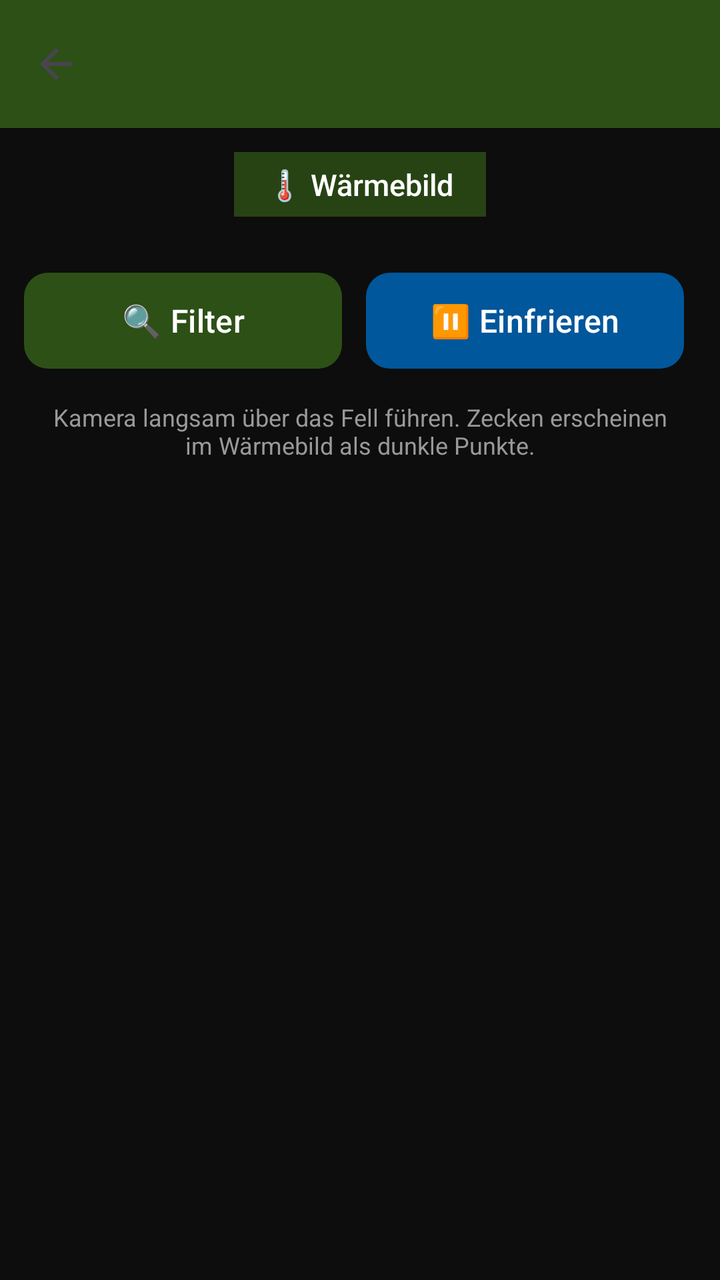
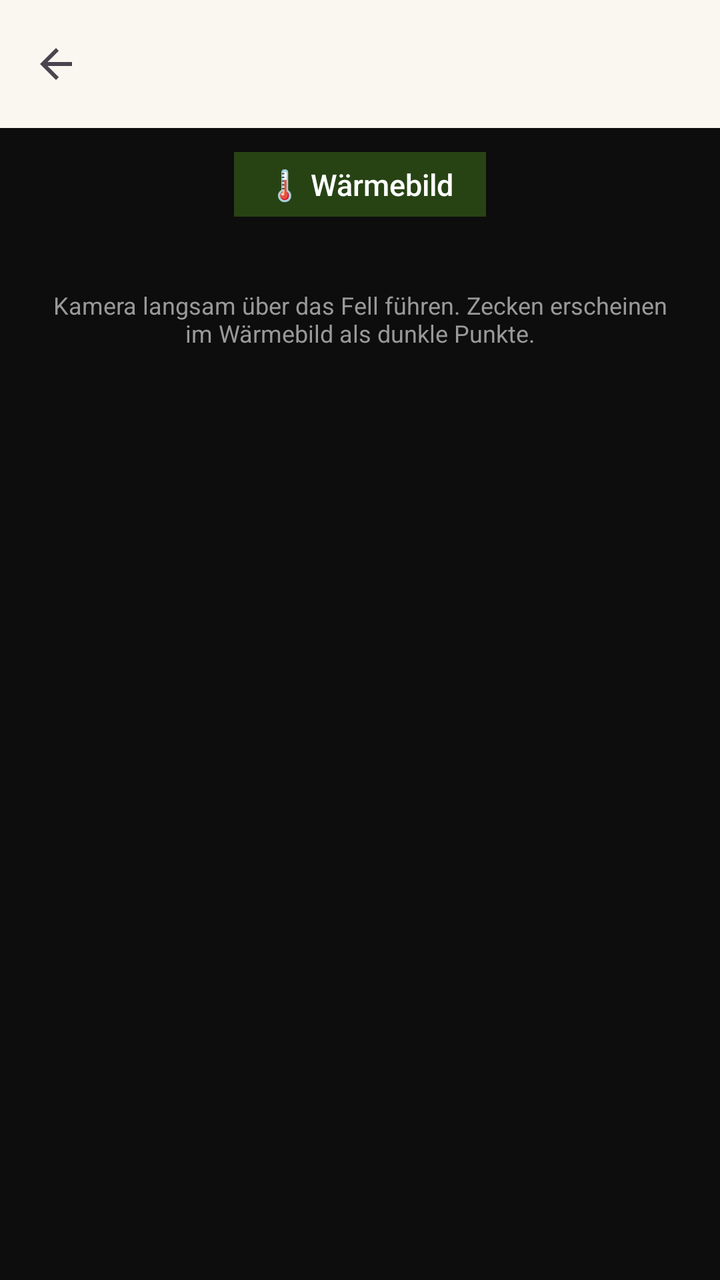

The first picture is an Android layout as it rendered before a commit; the second is the same layout after the commit. The layout source and the unified diff follow.
<!-- AndroidManifest.xml: activity theme Theme.HundeWildnis -->
<!-- res/layout/activity_tick_loupe.xml -->
<?xml version="1.0" encoding="utf-8"?>
<androidx.coordinatorlayout.widget.CoordinatorLayout
    xmlns:android="http://schemas.android.com/apk/res/android"
    xmlns:app="http://schemas.android.com/apk/res-auto"
    android:layout_width="match_parent"
    android:layout_height="match_parent"
    android:background="#0d0d0d">

    
    <com.google.android.material.appbar.AppBarLayout
        android:id="@+id/appbar"
        android:layout_width="match_parent"
        android:layout_height="wrap_content">

        <androidx.appcompat.widget.Toolbar
            android:id="@+id/toolbar"
            android:layout_width="match_parent"
            android:layout_height="?attr/actionBarSize"
            android:background="#2d5016"
            app:titleTextColor="#FFFFFF"
            app:navigationIcon="?attr/homeAsUpIndicator" />
    </com.google.android.material.appbar.AppBarLayout>

    
    <androidx.core.widget.NestedScrollView
        android:layout_width="match_parent"
        android:layout_height="match_parent"
        android:fillViewport="true"
        app:layout_behavior="@string/appbar_scrolling_view_behavior">

        <LinearLayout
            android:layout_width="match_parent"
            android:layout_height="wrap_content"
            android:orientation="vertical"
            android:gravity="center_horizontal"
            android:padding="12dp">

            
            <TextView
                android:id="@+id/tvFilterLabel"
                android:layout_width="wrap_content"
                android:layout_height="wrap_content"
                android:layout_marginBottom="8dp"
                android:paddingLeft="16dp"
                android:paddingRight="16dp"
                android:paddingTop="6dp"
                android:paddingBottom="6dp"
                android:background="#CC2d5016"
                android:textColor="#FFFFFF"
                android:textSize="15sp"
                android:fontFamily="sans-serif-medium"
                android:text="🌡️ Wärmebild" />

            
            <FrameLayout
                android:id="@+id/cameraContainer"
                android:layout_width="match_parent"
                android:layout_height="0dp"
                android:layout_marginBottom="12dp"
                android:background="#000000">

                
                <SurfaceView
                    android:id="@+id/surfaceView"
                    android:layout_width="match_parent"
                    android:layout_height="match_parent" />

                
                <TextView
                    android:id="@+id/tvFreezeLabel"
                    android:layout_width="wrap_content"
                    android:layout_height="wrap_content"
                    android:layout_gravity="top|start"
                    android:layout_margin="8dp"
                    android:paddingHorizontal="10dp"
                    android:paddingVertical="4dp"
                    android:background="#CCBD0000"
                    android:textColor="#FFFFFF"
                    android:textSize="12sp"
                    android:text="⏸ EINGEFROREN"
                    android:visibility="gone" />
            </FrameLayout>

            
            <LinearLayout
                android:layout_width="match_parent"
                android:layout_height="wrap_content"
                android:orientation="horizontal"
                android:gravity="center"
                android:layout_marginTop="4dp">

                
                <com.google.android.material.button.MaterialButton
                    android:id="@+id/btnFilter"
                    android:layout_width="0dp"
                    android:layout_height="56dp"
                    android:layout_weight="1"
                    android:layout_marginEnd="6dp"
                    android:text="🔍 Filter"
                    android:textSize="14sp"
                    android:textColor="#FFFFFF"
                    app:backgroundTint="#2d5016"
                    app:cornerRadius="12dp" />

                
                <com.google.android.material.button.MaterialButton
                    android:id="@+id/btnFreeze"
                    android:layout_width="0dp"
                    android:layout_height="56dp"
                    android:layout_weight="1"
                    android:layout_marginStart="6dp"
                    android:layout_marginEnd="6dp"
                    android:text="⏸ Einfrieren"
                    android:textSize="14sp"
                    android:textColor="#FFFFFF"
                    app:backgroundTint="#01579B"
                    app:cornerRadius="12dp" />

                
                <com.google.android.material.button.MaterialButton
                    android:id="@+id/btnSave"
                    android:layout_width="0dp"
                    android:layout_height="56dp"
                    android:layout_weight="1"
                    android:layout_marginStart="6dp"
                    android:text="💾 Speichern"
                    android:textSize="14sp"
                    android:textColor="#FFFFFF"
                    app:backgroundTint="#C9A84C"
                    app:cornerRadius="12dp"
                    android:visibility="gone" />

            </LinearLayout>

            
            <TextView
                android:layout_width="match_parent"
                android:layout_height="wrap_content"
                android:layout_marginTop="12dp"
                android:text="Kamera langsam über das Fell führen. Zecken erscheinen im Wärmebild als dunkle Punkte."
                android:textColor="#999999"
                android:textSize="12sp"
                android:textAlignment="center"
                android:paddingHorizontal="8dp" />

        </LinearLayout>
    </androidx.core.widget.NestedScrollView>

</androidx.coordinatorlayout.widget.CoordinatorLayout>
<!-- resources referenced by this layout -->
<resources>
  <style name="Theme.HundeWildnis" parent="Base.Theme.HundeWildnis" />
  <style name="Base.Theme.HundeWildnis" parent="Theme.Material3.Light.NoActionBar">
          
          <item name="materialButtonStyle">@style/Widget.App.Button</item>
  
          <item name="colorPrimary">#2d5016</item>
          <item name="colorPrimaryVariant">#1a3009</item>
          <item name="colorOnPrimary">#FFFFFF</item>
          <item name="colorSecondary">#6b8e4e</item>
          <item name="colorSecondaryVariant">#4a6135</item>
          <item name="colorOnSecondary">#000000</item>
          <item name="android:statusBarColor">@android:color/transparent</item>
          <item name="android:navigationBarColor">@android:color/transparent</item>
          <item name="android:windowDrawsSystemBarBackgrounds">true</item>
          <item name="android:windowLightStatusBar">true</item>
          <item name="android:windowLightNavigationBar" tools:targetApi="27">true</item>
          <item name="android:enforceNavigationBarContrast" tools:targetApi="q">false</item>
          <item name="android:enforceStatusBarContrast" tools:targetApi="q">false</item>
  
          
          <item name="colorAccent">#2d5016</item>
          <item name="android:textColorPrimary">#000000</item>
  
          
          <item name="materialAlertDialogTheme">@style/AlertDialogTheme</item>
          <item name="alertDialogTheme">@style/AlertDialogTheme</item>
  
          
          <item name="actionMenuTextColor">#FFFFFF</item>
          <item name="actionOverflowButtonStyle">@style/Widget.App.Overflow</item>
  
          
          <item name="android:windowBackground">#FFFFFF</item>
          <item name="android:colorBackground">#FFFFFF</item>
      </style>
  <style name="Widget.App.Overflow" parent="Widget.AppCompat.ActionButton.Overflow">
          <item name="android:src">@drawable/ic_menu_hamburger</item>
      </style>
  <dimen name="text_button_large">20sp</dimen>
  <style name="DialogButtonStyle.Light" parent="Widget.Material3.Button.TextButton.Dialog">
          
          <item name="android:textColor">#2d5016</item>
  
          
          <item name="android:textSize">13sp</item>
          <item name="android:textAllCaps">false</item>
          <item name="android:maxLines">2</item>
          <item name="android:singleLine">false</item>
          <item name="android:ellipsize">none</item>
          <item name="autoSizeTextType">uniform</item>
          <item name="autoSizeMinTextSize">10sp</item>
          <item name="autoSizeMaxTextSize">16sp</item>
  
          
          <item name="android:paddingStart">2dp</item>
          <item name="android:paddingEnd">2dp</item>
          <item name="android:minWidth">0dp</item>
          <item name="android:insetLeft">0dp</item>
          <item name="android:insetRight">0dp</item>
          <item name="android:insetTop">0dp</item>
          <item name="android:insetBottom">0dp</item>
  
          
          <item name="backgroundTint">@android:color/transparent</item>
  
          
          <item name="rippleColor">#332d5016</item>
      </style>
  <style name="Widget.App.ButtonBar" parent="Widget.AppCompat.ButtonBar.AlertDialog">
          <item name="android:padding">0dp</item>
      </style>
  <!-- drawable ic_menu_hamburger (drawable) -->
  <vector xmlns:android="http://schemas.android.com/apk/res/android"
      android:width="24dp"
      android:height="24dp"
      android:viewportWidth="24"
      android:viewportHeight="24">
      <path
          android:fillColor="#FFFFFF"
          android:pathData="M3,18h18v-2H3V18z M3,13h18v-2H3V13z M3,6v2h18V6H3z" />
  </vector>
  <!-- unchanged entries left out for length: 2 -->
</resources>

<!-- the commit's change to res/layout/activity_tick_loupe.xml (unified diff, before → after) -->
@@ -16,8 +16,8 @@
             android:id="@+id/toolbar"
             android:layout_width="match_parent"
             android:layout_height="?attr/actionBarSize"
-            android:background="#2d5016"
-            app:titleTextColor="#FFFFFF"
+            android:background="?attr/colorPrimary"
+            app:titleTextColor="?attr/colorOnPrimary"
             app:navigationIcon="?attr/homeAsUpIndicator" />
     </com.google.android.material.appbar.AppBarLayout>
 
@@ -51,7 +51,6 @@
                 android:fontFamily="sans-serif-medium"
                 android:text="🌡️ Wärmebild" />
 
-            
             <FrameLayout
                 android:id="@+id/cameraContainer"
                 android:layout_width="match_parent"
@@ -82,55 +81,14 @@
             </FrameLayout>
 
             
-            <LinearLayout
+            <androidx.recyclerview.widget.RecyclerView
+                android:id="@+id/gridTickLoupeActions"
                 android:layout_width="match_parent"
                 android:layout_height="wrap_content"
-                android:orientation="horizontal"
-                android:gravity="center"
-                android:layout_marginTop="4dp">
-
-                
-                <com.google.android.material.button.MaterialButton
-                    android:id="@+id/btnFilter"
-                    android:layout_width="0dp"
-                    android:layout_height="56dp"
-                    android:layout_weight="1"
-                    android:layout_marginEnd="6dp"
-                    android:text="🔍 Filter"
-                    android:textSize="14sp"
-                    android:textColor="#FFFFFF"
-                    app:backgroundTint="#2d5016"
-                    app:cornerRadius="12dp" />
-
-                
-                <com.google.android.material.button.MaterialButton
-                    android:id="@+id/btnFreeze"
-                    android:layout_width="0dp"
-                    android:layout_height="56dp"
-                    android:layout_weight="1"
-                    android:layout_marginStart="6dp"
-                    android:layout_marginEnd="6dp"
-                    android:text="⏸ Einfrieren"
-                    android:textSize="14sp"
-                    android:textColor="#FFFFFF"
-                    app:backgroundTint="#01579B"
-                    app:cornerRadius="12dp" />
-
-                
-                <com.google.android.material.button.MaterialButton
-                    android:id="@+id/btnSave"
-                    android:layout_width="0dp"
-                    android:layout_height="56dp"
-                    android:layout_weight="1"
-                    android:layout_marginStart="6dp"
-                    android:text="💾 Speichern"
-                    android:textSize="14sp"
-                    android:textColor="#FFFFFF"
-                    app:backgroundTint="#C9A84C"
-                    app:cornerRadius="12dp"
-                    android:visibility="gone" />
-
-            </LinearLayout>
+                android:layout_marginTop="4dp"
+                android:nestedScrollingEnabled="false"
+                app:layoutManager="androidx.recyclerview.widget.GridLayoutManager"
+                app:spanCount="3" />
 
             
             <TextView
<!-- resource entries referenced after the edit -->
@@ -5,14 +5,12 @@
           
           <item name="materialButtonStyle">@style/Widget.App.Button</item>
   
-          <item name="colorPrimary">#2d5016</item>
-          <item name="colorPrimaryVariant">#1a3009</item>
-          <item name="colorOnPrimary">#FFFFFF</item>
-          <item name="colorSecondary">#6b8e4e</item>
-          <item name="colorSecondaryVariant">#4a6135</item>
-          <item name="colorOnSecondary">#000000</item>
-          <item name="android:statusBarColor">@android:color/transparent</item>
-          <item name="android:navigationBarColor">@android:color/transparent</item>
+          <item name="colorPrimary">@color/rd_bg_light</item>
+          <item name="colorOnPrimary">@color/rd_text_primary_light</item>
+          <item name="colorSecondary">@color/rd_group2_accent_light</item>
+          <item name="colorOnSecondary">#FFFFFF</item>
+          <item name="android:statusBarColor">@color/rd_bg_light</item>
+          <item name="android:navigationBarColor">@color/rd_bg_light</item>
           <item name="android:windowDrawsSystemBarBackgrounds">true</item>
           <item name="android:windowLightStatusBar">true</item>
           <item name="android:windowLightNavigationBar" tools:targetApi="27">true</item>
@@ -20,7 +18,7 @@
           <item name="android:enforceStatusBarContrast" tools:targetApi="q">false</item>
   
           
-          <item name="colorAccent">#2d5016</item>
+          <item name="colorAccent">@color/rd_group2_accent_light</item>
           <item name="android:textColorPrimary">#000000</item>
   
           
@@ -28,20 +26,23 @@
           <item name="alertDialogTheme">@style/AlertDialogTheme</item>
   
           
-          <item name="actionMenuTextColor">#FFFFFF</item>
+          <item name="actionMenuTextColor">@color/rd_text_primary_light</item>
           <item name="actionOverflowButtonStyle">@style/Widget.App.Overflow</item>
   
           
-          <item name="android:windowBackground">#FFFFFF</item>
-          <item name="android:colorBackground">#FFFFFF</item>
+          <item name="android:windowBackground">@color/rd_bg_light</item>
+          <item name="android:colorBackground">@color/rd_bg_light</item>
       </style>
+  <color name="rd_bg_light">#FAF7F0</color>
+  <color name="rd_text_primary_light">#2B2620</color>
+  <color name="rd_group2_accent_light">#8A7A1F</color>
   <style name="Widget.App.Overflow" parent="Widget.AppCompat.ActionButton.Overflow">
           <item name="android:src">@drawable/ic_menu_hamburger</item>
       </style>
   <dimen name="text_button_large">20sp</dimen>
   <style name="DialogButtonStyle.Light" parent="Widget.Material3.Button.TextButton.Dialog">
           
-          <item name="android:textColor">#2d5016</item>
+          <item name="android:textColor">?attr/colorSecondary</item>
   
           
           <item name="android:textSize">13sp</item>
